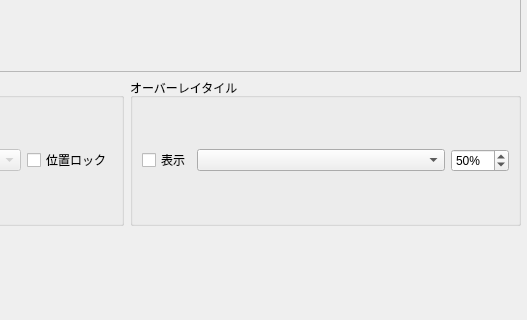
Old version of the form kozu_main_window.ui in the repository raw-slnc/kozu_xml_integrator; both pictures show x 673 to 1200 and y 237 to 557 of the 1200 by 800 pixel window.
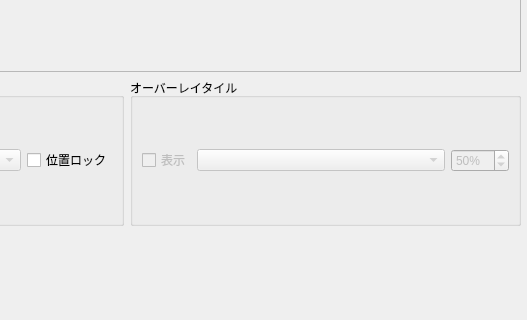
New version of the form.

Commit message:
v0.2.3: Fix QGIS 3.44 overlay tile and background tile regressions
- Fix NameError in _load_overlay_tile (missing update_canvas parameter)
- Fix background tile not rendered after coordinate matching
- Fix overlay tile controls not enabled after coordinate matching
- Fix overlay tile controls not grayed out at startup (UI file)
- Fix overlay tile settings not persisted across QGIS restarts
  (spurious _save_settings calls during _load_settings overwriting
  overlay_tile_enabled=False; resolved with _loading_settings guard)

```diff
--- a/kozu_main_window.ui
+++ b/kozu_main_window.ui
@@ -823,6 +823,9 @@
            <layout class="QHBoxLayout" name="overlayTileLayout">
             <item>
              <widget class="QCheckBox" name="chkOverlayTile">
+              <property name="enabled">
+               <bool>false</bool>
+              </property>
               <property name="text">
                <string>表示</string>
               </property>
@@ -830,6 +833,9 @@
             </item>
             <item>
              <widget class="QComboBox" name="comboOverlaySource">
+              <property name="enabled">
+               <bool>false</bool>
+              </property>
               <property name="sizePolicy">
                <sizepolicy hsizetype="Expanding" vsizetype="Fixed">
                 <horstretch>1</horstretch>
@@ -843,6 +849,9 @@
             </item>
             <item>
              <widget class="QSpinBox" name="spinOverlayOpacity">
+              <property name="enabled">
+               <bool>false</bool>
+              </property>
               <property name="minimum">
                <number>0</number>
               </property>
```
The commit also changes 2 other files.
